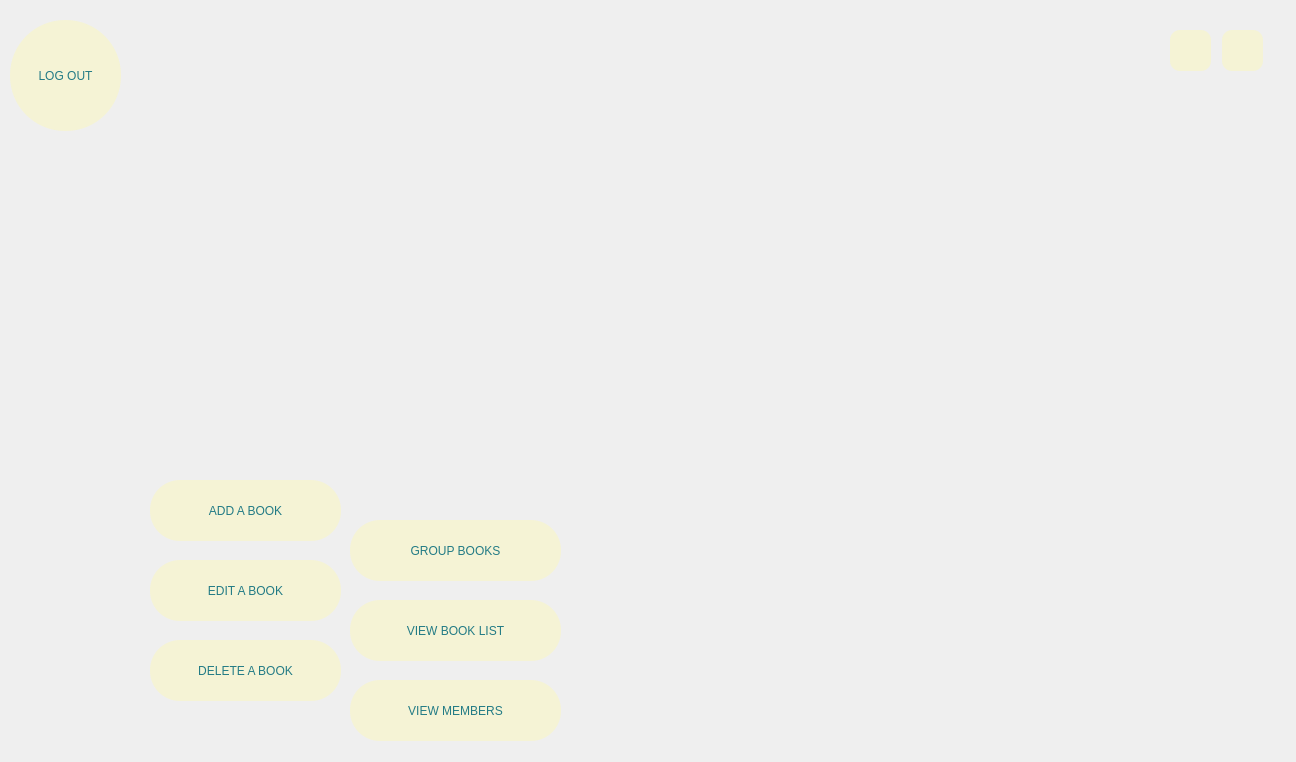
Before: the Qt Designer form admindashboard.ui in audrina-ebrahimi/Library, drawn with Qt 5.
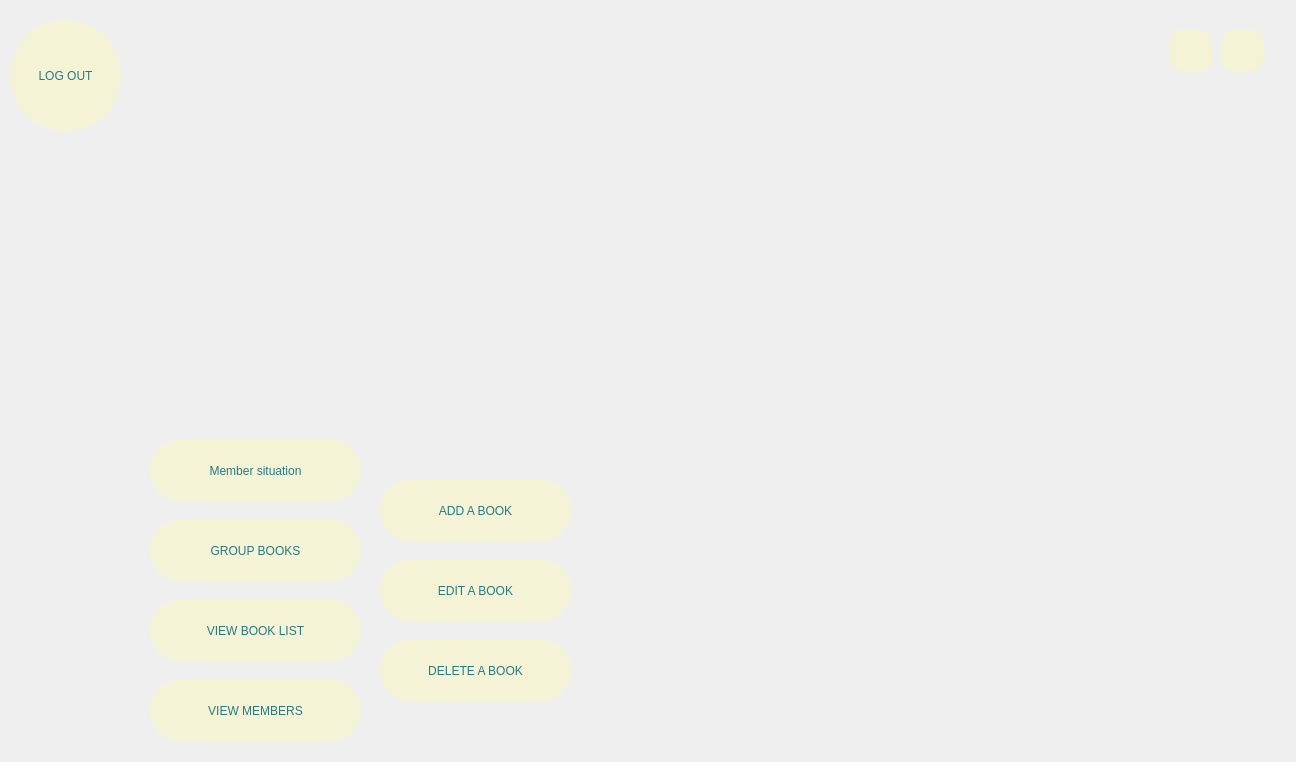
After: the same form once the commit is applied. Icons and pictures are not drawn.

```diff
--- a/admindashboard.ui
+++ b/admindashboard.ui
@@ -51,7 +51,7 @@
    <widget class="QPushButton" name="viewBookButton">
     <property name="geometry">
      <rect>
-      <x>350</x>
+      <x>150</x>
       <y>600</y>
       <width>211</width>
       <height>61</height>
@@ -67,7 +67,7 @@
    <widget class="QPushButton" name="addButton">
     <property name="geometry">
      <rect>
-      <x>150</x>
+      <x>380</x>
       <y>480</y>
       <width>191</width>
       <height>61</height>
@@ -83,7 +83,7 @@
    <widget class="QPushButton" name="editButton">
     <property name="geometry">
      <rect>
-      <x>150</x>
+      <x>380</x>
       <y>560</y>
       <width>191</width>
       <height>61</height>
@@ -99,7 +99,7 @@
    <widget class="QPushButton" name="groupButton">
     <property name="geometry">
      <rect>
-      <x>350</x>
+      <x>150</x>
       <y>520</y>
       <width>211</width>
       <height>61</height>
@@ -115,7 +115,7 @@
    <widget class="QPushButton" name="deleteButton">
     <property name="geometry">
      <rect>
-      <x>150</x>
+      <x>380</x>
       <y>640</y>
       <width>191</width>
       <height>61</height>
@@ -131,7 +131,7 @@
    <widget class="QPushButton" name="viewMemButton">
     <property name="geometry">
      <rect>
-      <x>350</x>
+      <x>150</x>
       <y>680</y>
       <width>211</width>
       <height>61</height>
@@ -221,6 +221,22 @@
      </size>
     </property>
    </widget>
+   <widget class="QPushButton" name="situationButton">
+    <property name="geometry">
+     <rect>
+      <x>150</x>
+      <y>440</y>
+      <width>211</width>
+      <height>61</height>
+     </rect>
+    </property>
+    <property name="cursor">
+     <cursorShape>PointingHandCursor</cursorShape>
+    </property>
+    <property name="text">
+     <string>Member situation</string>
+    </property>
+   </widget>
   </widget>
  </widget>
  <resources>
```
